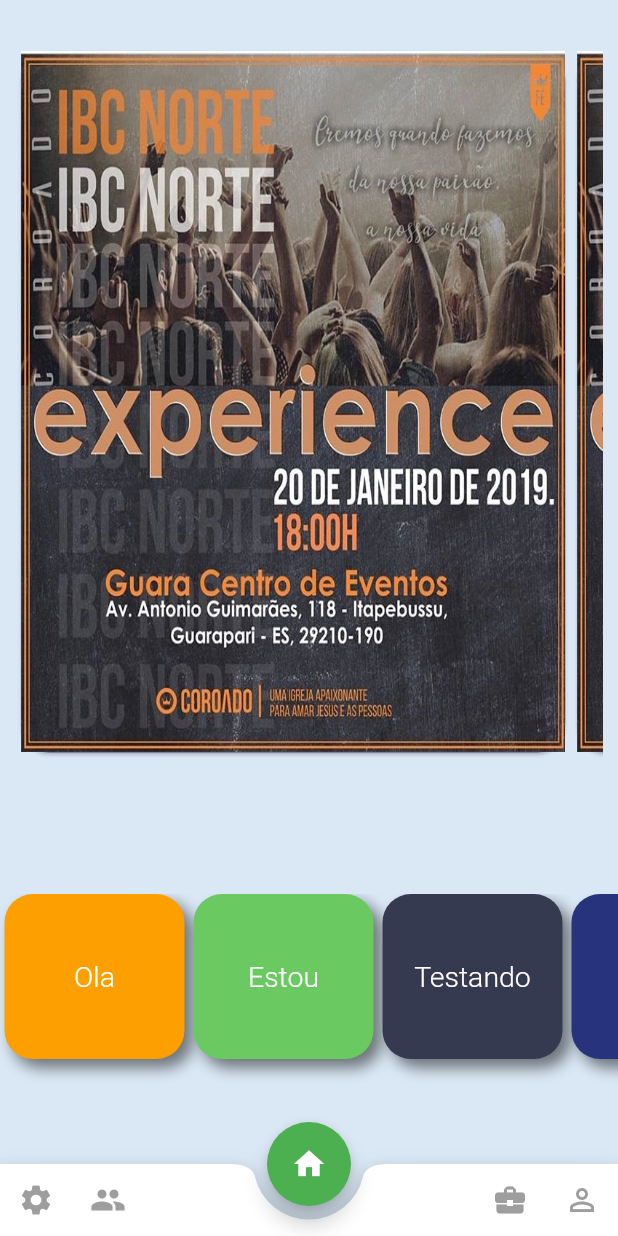
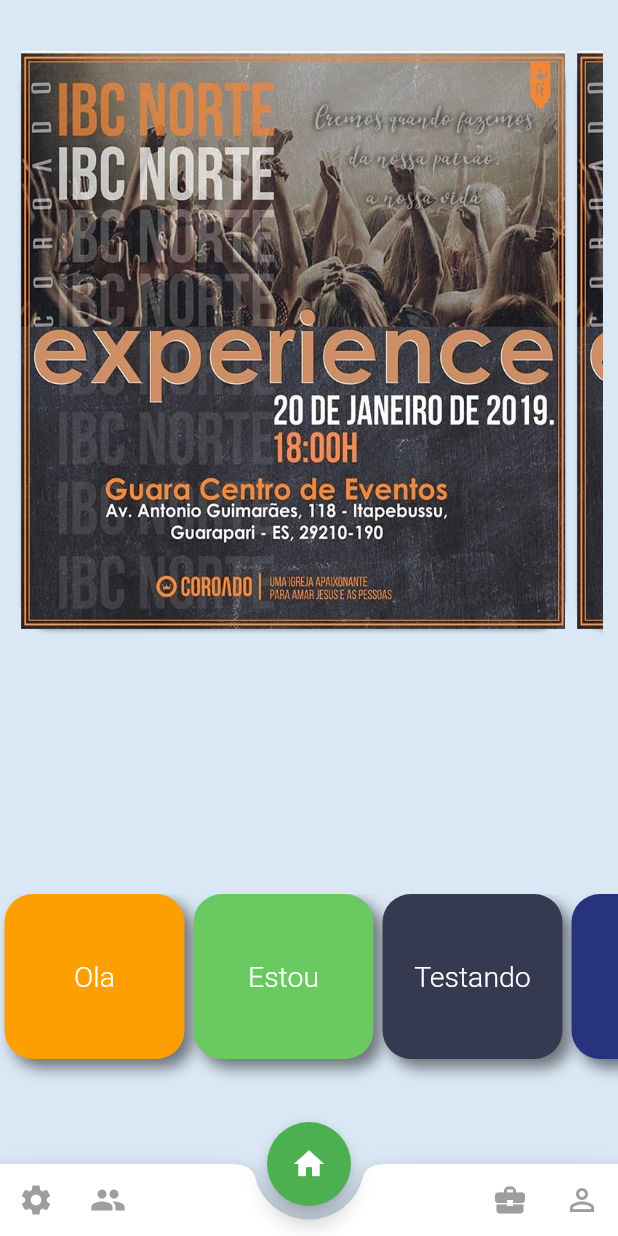
Before and after one commit to leordrigues/webchurch, a Flutter app: the screen it shows after launch, on a phone screen of 412 x 824 dp. Run offline on Flutter 3.47's test engine with Material 2 defaults, Android fonts, the phone set to English and light mode, and no system bars.

Commit message:
commit tela log

```diff
--- a/lib/Horizonta_listView.dart
+++ b/lib/Horizonta_listView.dart
@@ -16,9 +16,10 @@ class MainScreen extends StatelessWidget {
       //textAlign: TextAlign.center,
       //),
       //),
-      body: Container(
+    body:
+      Container(
         padding: EdgeInsets.symmetric(horizontal: 10.0, vertical: 30.0),
-        height: MediaQuery.of(context).size.height * 0.65,
+        height: MediaQuery.of(context).size.height * 0.55,
         child: ListView.builder(
             scrollDirection: Axis.horizontal,
             itemCount: numbers.length,
@@ -34,7 +35,7 @@ class MainScreen extends StatelessWidget {
                     //coloar imagem externa
                     decoration: BoxDecoration(
                         image: DecorationImage(
-                            image: AssetImage("assets/imag1.jpeg",),
+                          image: AssetImage("assets/imag1.jpeg",),
                             fit: BoxFit.fill             //Coloquei Borda na imageem
                             )),
                   ),
```
